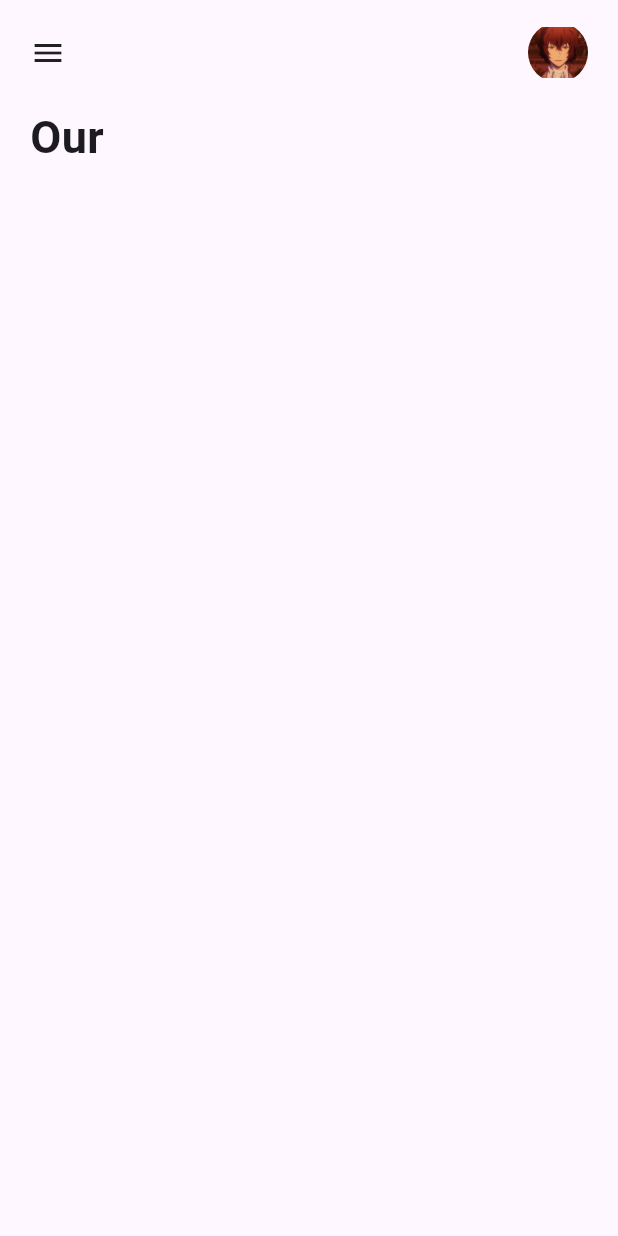
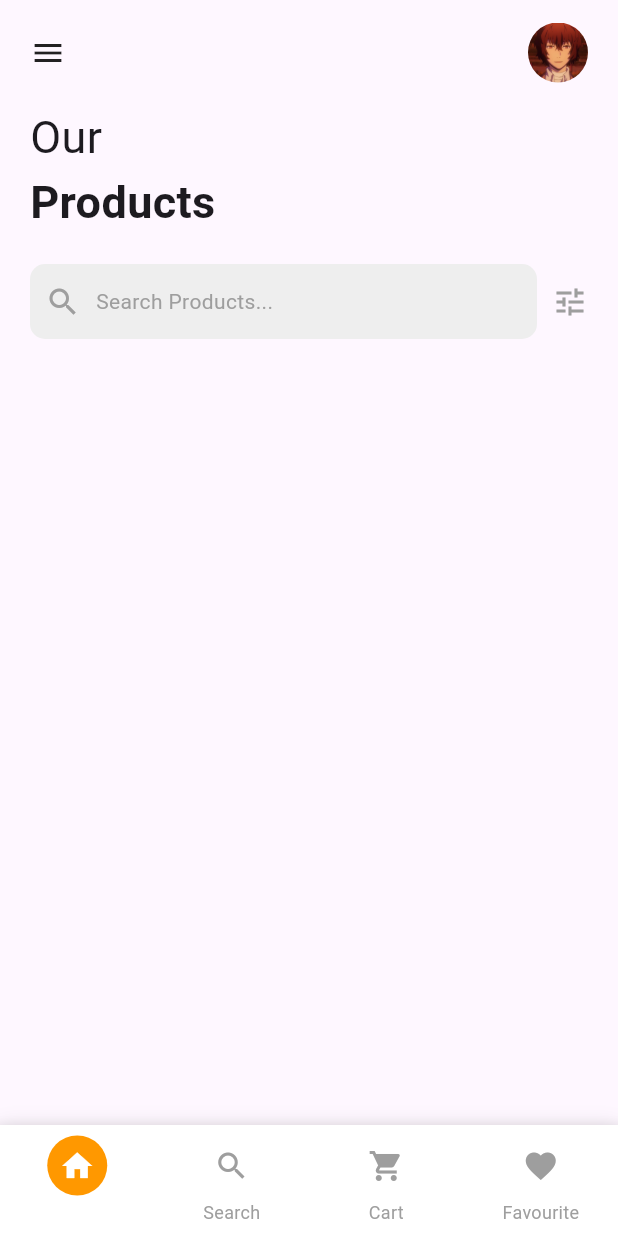
Before and after one commit to Pradeep1234566/Shopping_app_flutter, a Flutter app: the screen it shows after launch, on a phone screen of 412 x 824 dp. Run offline on Flutter 3.47's test engine with Material 3 defaults, Android fonts, the phone set to English and light mode, and no system bars.

Commit message:
Bottom Navigation bar

```diff
--- a/lib/pages/home_page.dart
+++ b/lib/pages/home_page.dart
@@ -1,50 +1,177 @@
 import 'package:flutter/material.dart';
 
-class HomePage extends StatelessWidget {
+class HomePage extends StatefulWidget {
   const HomePage({super.key});
+
+  @override
+  State<HomePage> createState() => _HomePageState();
+}
+
+class _HomePageState extends State<HomePage> {
+  int _selectedIndex = 0;
 
   @override
   Widget build(BuildContext context) {
     return SafeArea(
       child: Scaffold(
+        bottomNavigationBar: Container(
+          decoration: BoxDecoration(
+            color: Colors.white,
+            boxShadow: [
+              BoxShadow(
+                color: Colors.black.withOpacity(0.1),
+                blurRadius: 10,
+              ),
+            ],
+          ),
+          child: BottomNavigationBar(
+            currentIndex: _selectedIndex,
+            onTap: (index) {
+              setState(() {
+                _selectedIndex = index;
+              });
+            },
+            type: BottomNavigationBarType.fixed,
+            backgroundColor: Colors.white,
+            selectedItemColor: Colors.white,
+            unselectedItemColor: Colors.grey,
+            items: [
+              BottomNavigationBarItem(
+                icon: Container(
+                  padding: const EdgeInsets.all(8),
+                  decoration: BoxDecoration(
+                    color: _selectedIndex == 0
+                        ? Colors.orange
+                        : Colors.transparent,
+                    shape: BoxShape.circle,
+                  ),
+                  child: Icon(
+                    Icons.home,
+                    color: _selectedIndex == 0 ? Colors.white : Colors.grey,
+                  ),
+                ),
+                label: 'Home',
+              ),
+              BottomNavigationBarItem(
+                icon: Container(
+                  padding: const EdgeInsets.all(8),
+                  decoration: BoxDecoration(
+                    color: _selectedIndex == 1
+                        ? Colors.orange
+                        : Colors.transparent,
+                    shape: BoxShape.circle,
+                  ),
+                  child: Icon(
+                    Icons.search,
+                    color: _selectedIndex == 1 ? Colors.white : Colors.grey,
+                  ),
+                ),
+                label: 'Search',
+              ),
+              BottomNavigationBarItem(
+                icon: Container(
+                  padding: const EdgeInsets.all(8),
+                  decoration: BoxDecoration(
+                    color: _selectedIndex == 2
+                        ? Colors.orange
+                        : Colors.transparent,
+                    shape: BoxShape.circle,
+                  ),
+                  child: Icon(
+                    Icons.shopping_cart,
+                    color: _selectedIndex == 2 ? Colors.white : Colors.grey,
+                  ),
+                ),
+                label: 'Cart',
+              ),
+              BottomNavigationBarItem(
+                icon: Container(
+                  padding: const EdgeInsets.all(8),
+                  decoration: BoxDecoration(
+                    color: _selectedIndex == 3
+                        ? Colors.orange
+                        : Colors.transparent,
+                    shape: BoxShape.circle,
+                  ),
+                  child: Icon(
+                    Icons.favorite,
+                    color: _selectedIndex == 3 ? Colors.white : Colors.grey,
+                  ),
+                ),
+                label: 'Favourite',
+              ),
+            ],
+          ),
+        ),
         body: Column(
           children: [
-            Row(
-              mainAxisAlignment: MainAxisAlignment.spaceBetween,
-              children: [
-                Padding(
-                  padding: const EdgeInsets.only(left: 20.0, top: 15.0),
-                  child: Icon(
-                    Icons.menu,
-                  ),
-                ),
-                Padding(
-                  padding: const EdgeInsets.only(right: 20.0, top: 15.0),
-                  child: Container(
+            Padding(
+              padding: const EdgeInsets.symmetric(horizontal: 20, vertical: 15),
+              child: Row(
+                mainAxisAlignment: MainAxisAlignment.spaceBetween,
+                children: [
+                  const Icon(Icons.menu),
+                  Container(
                     width: 40,
                     height: 40,
-                    decoration: BoxDecoration(
+                    decoration: const BoxDecoration(
                       shape: BoxShape.circle,
                       image: DecorationImage(
                         image: AssetImage('assest/Images/P1.png'),
+                        fit: BoxFit.cover,
                       ),
                     ),
                   ),
-                ),
-              ],
+                ],
+              ),
             ),
-            Align(
-                alignment: Alignment.centerLeft,
-                child: Padding(
-                  padding: const EdgeInsets.only(left: 20.0, top: 15.0),
-                  child: Text(
+            Padding(
+              padding: const EdgeInsets.symmetric(horizontal: 20),
+              child: Column(
+                crossAxisAlignment: CrossAxisAlignment.start,
+                children: [
+                  const Text(
                     'Our',
+                    style: TextStyle(fontSize: 30),
+                  ),
+                  const Text(
+                    'Products',
                     style: TextStyle(
                       fontSize: 30,
                       fontWeight: FontWeight.bold,
                     ),
                   ),
-                ))
+                  const SizedBox(height: 20),
+                  Row(
+                    children: [
+                      Expanded(
+                        child: Container(
+                          height: 50,
+                          decoration: BoxDecoration(
+                            color: Colors.grey[200],
+                            borderRadius: BorderRadius.circular(10),
+                          ),
+                          child: Row(
+                            children: const [
+                              Padding(
+                                padding: EdgeInsets.symmetric(horizontal: 10),
+                                child: Icon(Icons.search, color: Colors.grey),
+                              ),
+                              Text(
+                                'Search Products...',
+                                style: TextStyle(color: Colors.grey),
+                              ),
+                            ],
+                          ),
+                        ),
+                      ),
+                      const SizedBox(width: 10),
+                      const Icon(Icons.tune, color: Colors.grey),
+                    ],
+                  ),
+                ],
+              ),
+            ),
           ],
         ),
       ),
```
